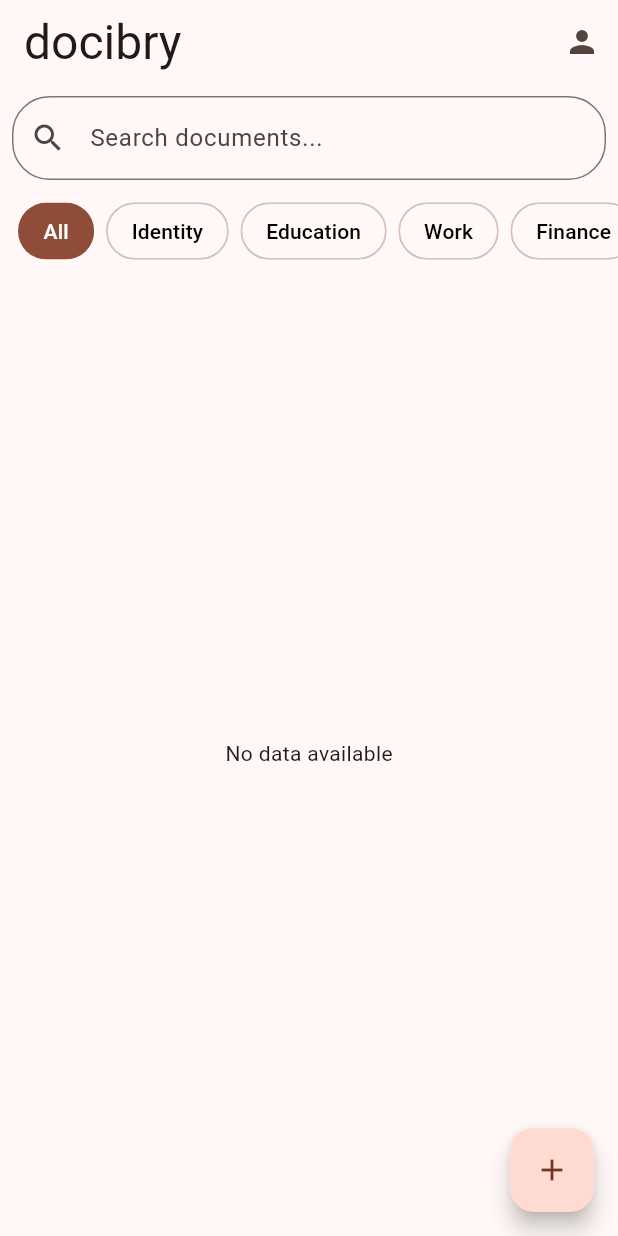
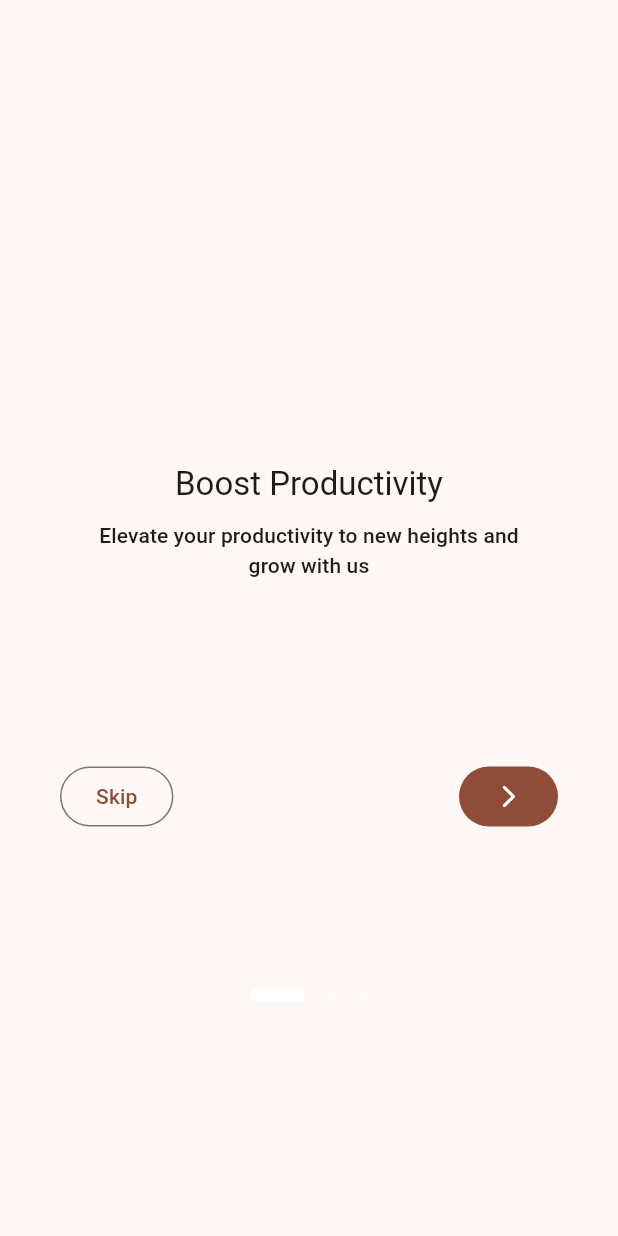
Before and after one commit to Swagnik02/docibry-Document-Library, a Flutter app: the screen it shows after launch, on a phone screen of 412 x 824 dp. Run offline on Flutter 3.47's test engine with Material 3 defaults, Android fonts, the phone set to English and light mode, and no system bars; drawn by our look-alikes of dots_indicator; our stand-ins replace bloc, equatable, file_picker, flutter_bloc, permission_handler, share_plus and 1 more; missing offline and left inert: pdfx; accounts and stored records are empty.

Commit message:
Onboarding added

```diff
--- /dev/null
+++ b/lib/blocs/onBoarding/onboarding_bloc.dart
@@ -0,0 +1,11 @@
+import 'package:docibry/blocs/onBoarding/onboarding_events.dart';
+import 'package:docibry/blocs/onBoarding/onboarding_states.dart';
+import 'package:flutter_bloc/flutter_bloc.dart';
+
+class OnboardingBloc extends Bloc<OnboardingEvents, OnboardingStates> {
+  OnboardingBloc() : super(OnboardingStates()) {
+    on<OnboardingEvents>((event, emit) {
+      return emit(OnboardingStates(pageIndex: state.pageIndex));
+    });
+  }
+}
--- /dev/null
+++ b/lib/blocs/onBoarding/onboarding_events.dart
@@ -0,0 +1 @@
+class OnboardingEvents {}
--- /dev/null
+++ b/lib/blocs/onBoarding/onboarding_states.dart
@@ -0,0 +1,5 @@
+class OnboardingStates {
+  int pageIndex;
+
+  OnboardingStates({this.pageIndex = 0});
+}
--- a/lib/main.dart
+++ b/lib/main.dart
@@ -1,7 +1,9 @@
 import 'package:docibry/blocs/document/document_event.dart';
+import 'package:docibry/blocs/onBoarding/onboarding_bloc.dart';
 import 'package:docibry/constants/routes.dart';
 import 'package:docibry/constants/string_constants.dart';
 import 'package:docibry/services/database_helper.dart';
+import 'package:docibry/ui/onBoarding/onboarding.dart';
 import 'package:docibry/ui/shareDoc/share_doc_page.dart';
 import 'package:flutter/material.dart';
 import 'package:flutter_bloc/flutter_bloc.dart';
@@ -12,7 +14,20 @@ import 'ui/document/manage_doc.dart';
 void main() async {
   WidgetsFlutterBinding.ensureInitialized();
   await DatabaseHelper().getDocuments();
-  runApp(const DocibryApp());
+  runApp(
+    MultiBlocProvider(
+      providers: [
+        BlocProvider<OnboardingBloc>(
+          create: (context) => OnboardingBloc(),
+        ),
+        BlocProvider<DocumentBloc>(
+          create: (context) => DocumentBloc()..add(FetchDocuments()),
+        ),
+        // Add other BlocProviders here
+      ],
+      child: DocibryApp(),
+    ),
+  );
 }
 
 class DocibryApp extends StatelessWidget {
@@ -20,22 +35,19 @@ class DocibryApp extends StatelessWidget {
 
   @override
   Widget build(BuildContext context) {
-    return BlocProvider(
-      create: (_) => DocumentBloc()..add(FetchDocuments()),
-      child: MaterialApp(
+    return MaterialApp(
       debugShowCheckedModeBanner: false,
       title: StringConstants.appFullName,
       theme: ThemeData(
         colorScheme: ColorScheme.fromSeed(seedColor: Colors.deepOrange),
       ),
-        home: const HomePage(),
+      home: Onboarding(),
       routes: {
         homeRoute: (context) => const HomePage(),
         addDocRoute: (context) => const ManageDocumentPage(isAdd: true),
         viewDocRoute: (context) => const ManageDocumentPage(isAdd: false),
         shareDocRoute: (context) => const ShareDocumentPage(),
       },
-      ),
     );
   }
 }
--- /dev/null
+++ b/lib/ui/onBoarding/onboarding.dart
@@ -0,0 +1,178 @@
+import 'package:docibry/blocs/onBoarding/onboarding_bloc.dart';
+import 'package:docibry/blocs/onBoarding/onboarding_events.dart';
+import 'package:docibry/blocs/onBoarding/onboarding_states.dart';
+import 'package:docibry/ui/home/home_page.dart';
+import 'package:dots_indicator/dots_indicator.dart';
+import 'package:flutter/material.dart';
+import 'package:flutter_bloc/flutter_bloc.dart';
+
+class Onboarding extends StatelessWidget {
+  final PageController controller = PageController(initialPage: 0);
+  Onboarding({super.key});
+
+  @override
+  Widget build(BuildContext context) {
+    return Scaffold(
+      // backgroundColor: const Color.fromRGBO(34, 31, 30, 1),
+      body: BlocBuilder<OnboardingBloc, OnboardingStates>(
+        builder: (context, state) {
+          return Stack(
+            alignment: Alignment.center,
+            children: [
+              PageView(
+                controller: controller,
+                onPageChanged: (value) {
+                  state.pageIndex = value;
+                  BlocProvider.of<OnboardingBloc>(context)
+                      .add(OnboardingEvents());
+                },
+                children: [
+                  _page(
+                    context: context,
+                    pageIndex: 0,
+                    imageUrl: 'assets/images/page1.png',
+                    title: 'Boost Productivity',
+                    desc:
+                        'Elevate your productivity to new heights and grow with us',
+                  ),
+                  _page(
+                    context: context,
+                    pageIndex: 1,
+                    imageUrl: 'assets/images/page2.png',
+                    title: 'Work Seamlessly',
+                    desc: 'Get your work done seamlessly without interruption',
+                  ),
+                  _page(
+                    context: context,
+                    pageIndex: 2,
+                    imageUrl: 'assets/images/page3.png',
+                    title: 'Achieve Higher Goals',
+                    desc:
+                        'By boosting your producivity we help you achieve higher goals',
+                  ),
+                ],
+              ),
+              Positioned(
+                bottom: 150,
+                child: DotsIndicator(
+                  dotsCount: 3,
+                  position:
+                      BlocProvider.of<OnboardingBloc>(context).state.pageIndex,
+                  decorator: DotsDecorator(
+                    color: Colors.white.withOpacity(0.2),
+                    activeColor: Colors.white,
+                    size: const Size.square(9.0),
+                    activeSize: const Size(36.0, 9.0),
+                    activeShape: RoundedRectangleBorder(
+                        borderRadius: BorderRadius.circular(5.0)),
+                  ),
+                ),
+              ),
+            ],
+          );
+        },
+      ),
+    );
+  }
+
+  Widget _page({
+    required pageIndex,
+    required imageUrl,
+    required title,
+    required desc,
+    required BuildContext context,
+  }) {
+    return Column(
+      mainAxisAlignment: MainAxisAlignment.center,
+      children: [
+        // Image.asset(
+        //   imageUrl,
+        // ),
+        const SizedBox(height: 40),
+        Text(
+          title,
+          style: Theme.of(context).textTheme.titleLarge,
+        ),
+        const SizedBox(height: 10),
+        Padding(
+          padding: const EdgeInsets.symmetric(
+            horizontal: 50,
+          ),
+          child: Text(
+            desc,
+            textAlign: TextAlign.center,
+            style: Theme.of(context).textTheme.titleSmall,
+          ),
+        ),
+        const SizedBox(height: 120),
+        Padding(
+          padding: const EdgeInsets.symmetric(horizontal: 40),
+          child: Row(
+            mainAxisAlignment: pageIndex == 2
+                ? MainAxisAlignment.center
+                : MainAxisAlignment.spaceBetween,
+            children: [
+              Visibility(
+                visible: pageIndex != 2,
+                child: OutlinedButton(
+                  onPressed: () => _toHome(context),
+                  child: const Text(
+                    'Skip',
+                    textAlign: TextAlign.center,
+                  ),
+                ),
+              ),
+              pageIndex == 2
+                  ? ElevatedButton(
+                      style: ElevatedButton.styleFrom(
+                        elevation: 1,
+                        backgroundColor: Theme.of(context).colorScheme.primary,
+                      ),
+                      onPressed: () {
+                        pageIndex == 2
+                            ? _toHome(context)
+                            : controller.animateToPage(pageIndex + 1,
+                                duration: const Duration(milliseconds: 500),
+                                curve: Curves.decelerate);
+                      },
+                      child: const Text(
+                        'Get Started',
+                        textAlign: TextAlign.center,
+                        style: TextStyle(
+                          fontSize: 16,
+                          fontWeight: FontWeight.bold,
+                          color: Colors.white,
+                        ),
+                      ),
+                    )
+                  : FilledButton(
+                      onPressed: () {
+                        pageIndex == 2
+                            ? _toHome(context)
+                            : controller.animateToPage(
+                                pageIndex + 1,
+                                duration: const Duration(milliseconds: 500),
+                                curve: Curves.decelerate,
+                              );
+                      },
+                      child: const Icon(
+                        Icons.arrow_forward_ios_rounded,
+                        color: Colors.white,
+                      ),
+                    ),
+            ],
+          ),
+        )
+      ],
+    );
+  }
+
+  void _toHome(BuildContext context) {
+    Navigator.of(context).pushAndRemoveUntil(
+      MaterialPageRoute(
+        builder: (context) => const HomePage(),
+      ),
+      (Route<dynamic> route) => false,
+    );
+  }
+}
--- a/pubspec.yaml
+++ b/pubspec.yaml
@@ -27,6 +27,7 @@ dependencies:
   pdf: ^3.11.1
   pdfx: ^2.6.0 # dependable to device_info_plus: ^9.0.0
   device_info_plus: ^10.1.2
+  dots_indicator: ^3.0.0
 
 dependency_overrides:
   device_info_plus: ^9.0.0
```
Also changed, not shown: pubspec.lock. Lines whose indentation alone changed are shown as unchanged.
